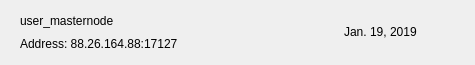
First picture: the form in src/qt/bltg/forms/mnrow.ui, repository minerric/BLTG, before the edit.
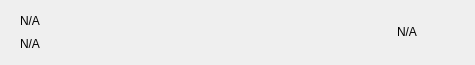
Second picture: the form after the edit. Icons and pictures are not drawn.

The edit to the form file:
```diff
--- a/src/qt/bltg/forms/mnrow.ui
+++ b/src/qt/bltg/forms/mnrow.ui
@@ -80,14 +80,14 @@
          <item>
           <widget class="QLabel" name="labelName">
            <property name="text">
-            <string>user_masternode</string>
+            <string notr="true">N/A</string>
            </property>
           </widget>
          </item>
          <item>
           <widget class="QLabel" name="labelAddress">
            <property name="text">
-            <string>Address: 88.26.164.88:17127</string>
+            <string notr="true">N/A</string>
            </property>
           </widget>
          </item>
@@ -110,7 +110,7 @@
       <item>
        <widget class="QLabel" name="labelDate">
         <property name="text">
-         <string>Jan. 19, 2019</string>
+         <string notr="true">N/A</string>
         </property>
        </widget>
       </item>
```
Left out of the diff: 2 changed lines with no effect on the pictures.
